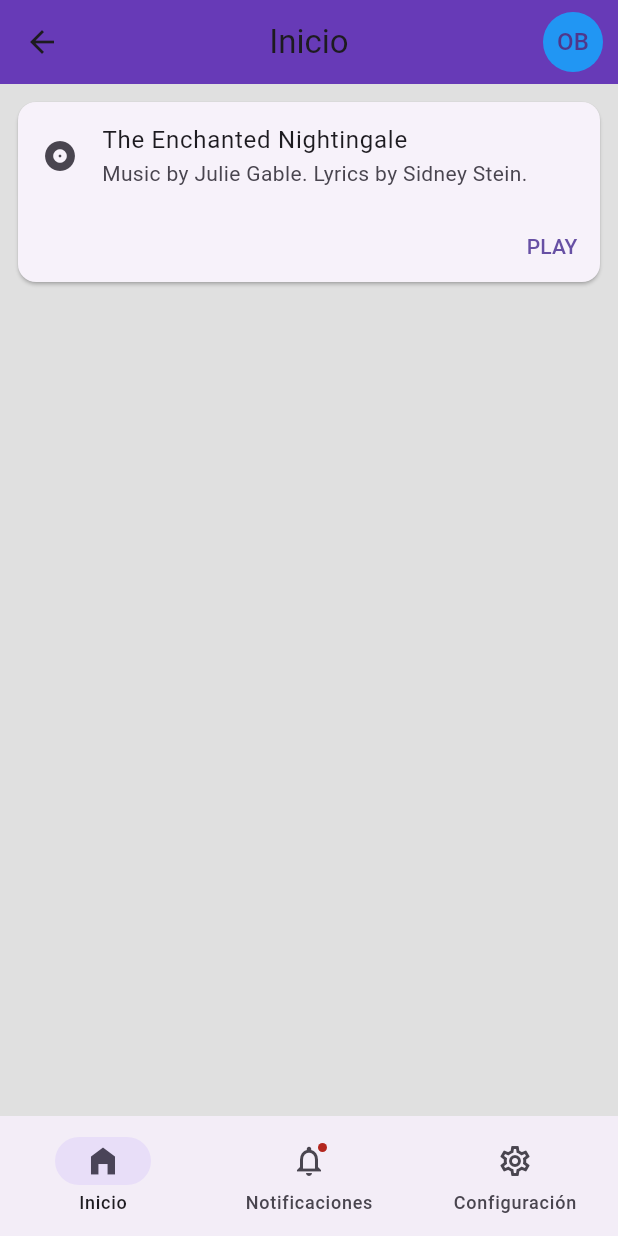
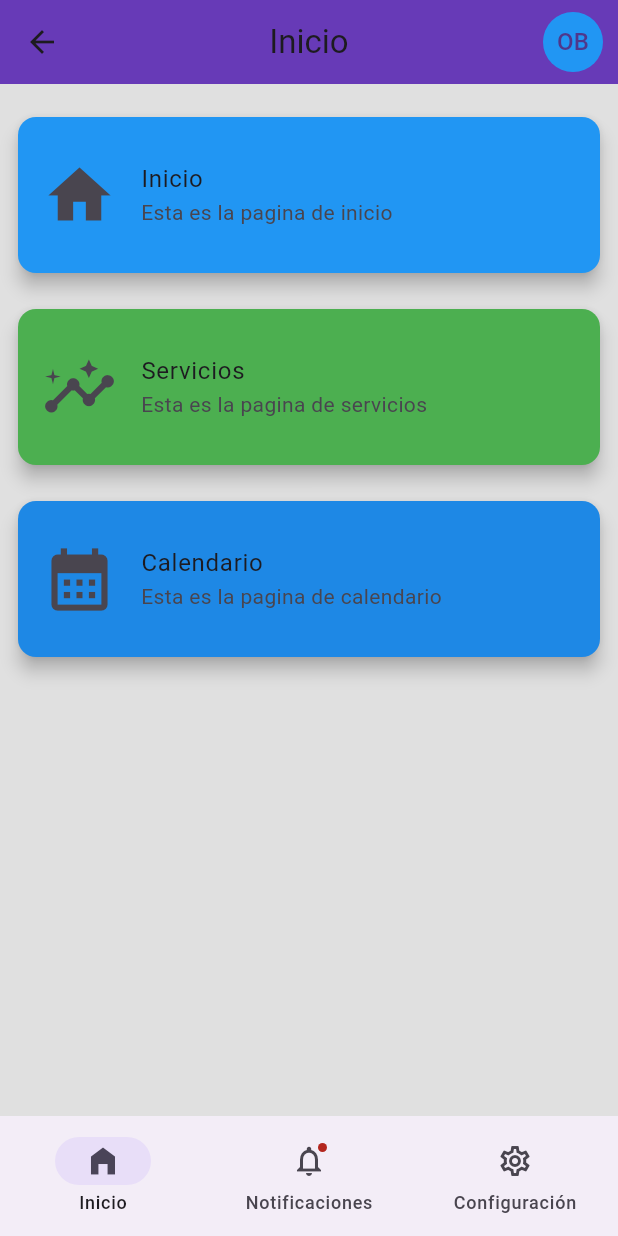
Before and after one commit to oscar-BG/ux_design_mobile_1, a Flutter app: the HomeScreen screen opened by its route, on a phone screen of 412 x 824 dp. Run offline on Flutter 3.47's test engine with Material 3 defaults, Android fonts, the phone set to English and light mode, and no system bars.

Commit message:
Feature, tarjetas para la pagina de inicio

```diff
--- a/lib/screens/home_screen.dart
+++ b/lib/screens/home_screen.dart
@@ -64,26 +64,42 @@ class _HomeScreenState extends State<HomeScreen> {
         // Pagina de inicio
         Padding(
         padding: const EdgeInsets.all(8.0),
-          child: Card(
         child: Column(
-              mainAxisSize: MainAxisSize.min,
-              children:  <Widget>[
-                const ListTile(
-                  leading: Icon(Icons.album),
-                  title: Text('The Enchanted Nightingale'),
-                  subtitle: Text('Music by Julie Gable. Lyrics by Sidney Stein.'),
+          children: [
+            const SizedBox(height: 10.0,),
+            const Card(
+              color: Colors.blue,
+              elevation: 5,
+              child: ListTile(
+                contentPadding: EdgeInsets.all(16.0),
+                leading: Icon(Icons.home, size: 50,),
+                title: Text('Inicio'),
+                subtitle: Text('Esta es la pagina de inicio'),
+              )
             ),
-                Row(
-                  mainAxisAlignment: MainAxisAlignment.end,
-                  children: <Widget>[
-                    TextButton(
-                      child: const Text('PLAY'),
-                      onPressed: () {/* ... */},
+            const SizedBox(height: 16.0,),
+            const Card(
+              color: Colors.green,
+              elevation: 5,
+              child: ListTile(
+                contentPadding: EdgeInsets.all(16.0),
+                leading: Icon(Icons.insights_sharp, size: 50,),
+                title: Text('Servicios'),
+                subtitle: Text('Esta es la pagina de servicios'),
               )
+            ),
+            const SizedBox(height: 16.0,),
+            Card(
+              color: Colors.blue[600],
+              elevation: 5,
+              child: const ListTile(
+                contentPadding: EdgeInsets.all(16.0),
+                leading: Icon(Icons.calendar_month, size: 50,),
+                title: Text('Calendario'),
+                subtitle: Text('Esta es la pagina de calendario'),
+              )
+            ),
           ],
-                )
-              ],
-            ),
         ),
        ),
 
@@ -151,8 +167,6 @@ class _HomeScreenState extends State<HomeScreen> {
             ),
           )
         )
-
-
       ][_selectedIndex]
     );
   }
```
Lines whose indentation alone changed are shown as unchanged.
